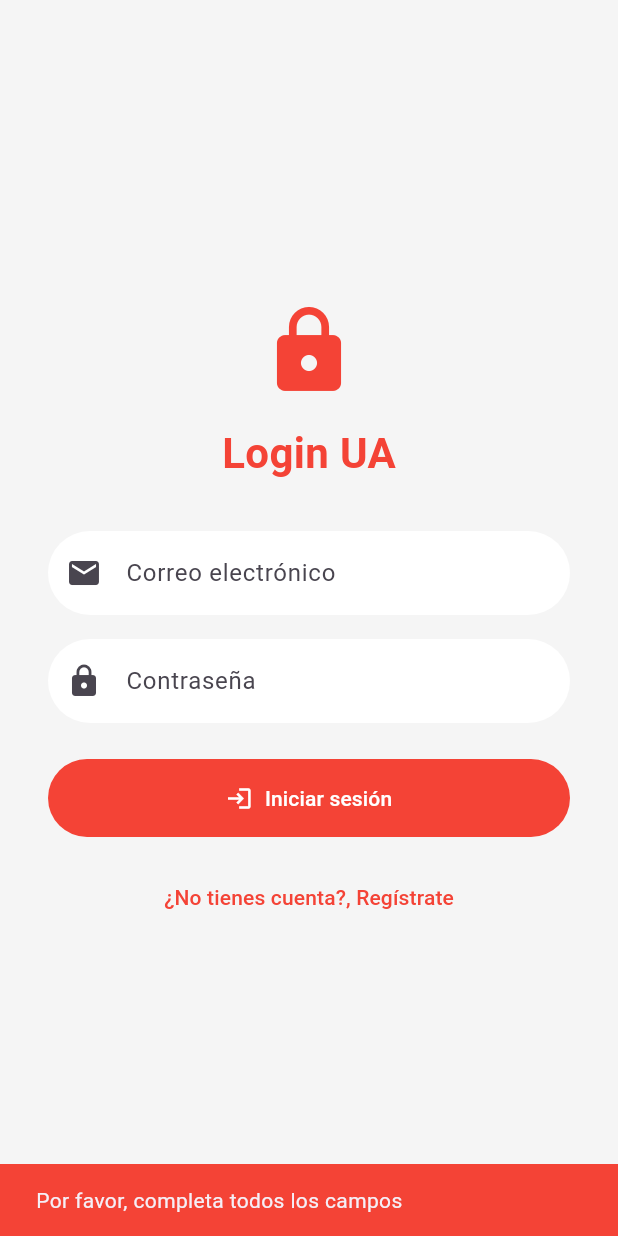
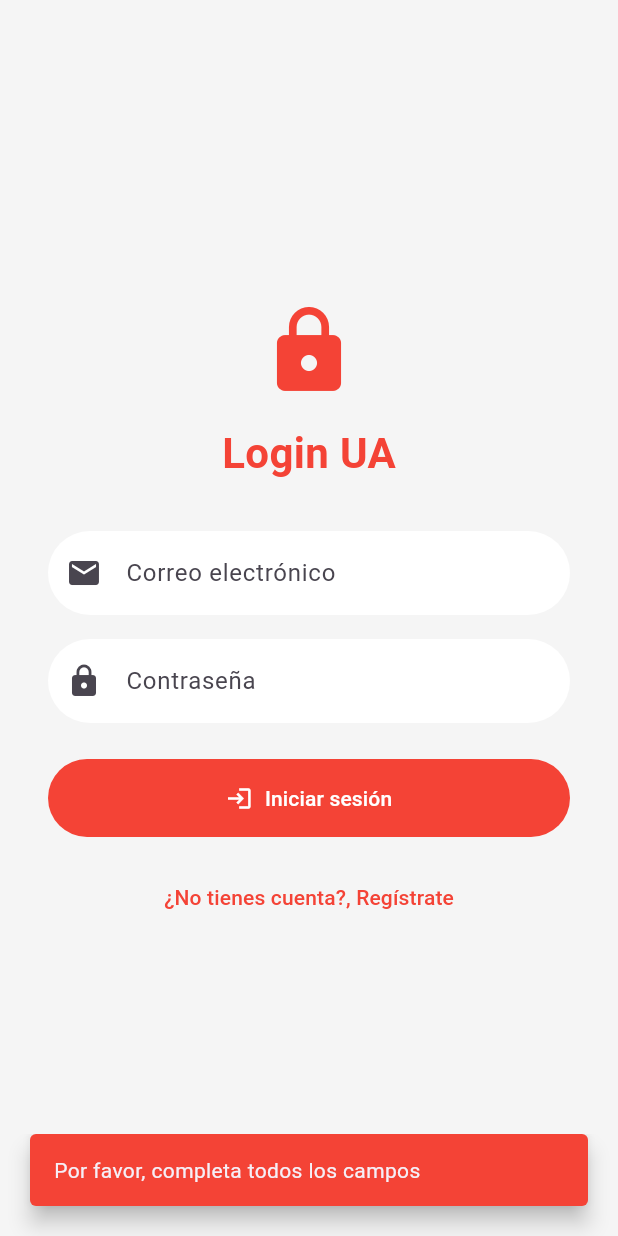
Before and after one commit to KnightBenji/command_app_ft, a Flutter app: the screen it shows after launch, after a tap on "Iniciar sesión", on a phone screen of 412 x 824 dp. Run offline on Flutter 3.47's test engine with Material 3 defaults, Android fonts, the phone set to English and light mode, and no system bars; our stand-ins replace firebase_auth, firebase_core; accounts and stored records are empty.

Commit message:
verificacion con correo

```diff
--- a/lib/main.dart
+++ b/lib/main.dart
@@ -1,10 +1,13 @@
 import 'package:flutter/material.dart';
 import 'package:command_app_ft/screens/login_page.dart';
 import 'package:command_app_ft/screens/register_page.dart';
+import 'package:command_app_ft/screens/verification_mail_page.dart';
+
 
 /* Importar librerias de firebase */
 import 'package:firebase_core/firebase_core.dart';
 import 'firebase_options.dart';
+
 
 void main() async {
   WidgetsFlutterBinding.ensureInitialized();
@@ -24,6 +27,7 @@ class MyApp extends StatelessWidget {
       routes: {
         '/': (context) => const LoginPage(),
         '/register': (context) => const RegisterPage(),
+        '/verifyEmail': (context) => const VerificationMailPage(),
       },
     );
   }
--- a/lib/screens/login_page.dart
+++ b/lib/screens/login_page.dart
@@ -1,5 +1,4 @@
 import 'package:flutter/material.dart';
-
 /* Firebase auth */
 import 'package:firebase_auth/firebase_auth.dart';
 
@@ -11,14 +10,12 @@ class LoginPage extends StatefulWidget {
 }
 
 class _LoginPageState extends State<LoginPage> {
-  //Controladores de texto para los textfields
+  // Controladores de texto para los textfields
   final TextEditingController _emailController = TextEditingController();
   final TextEditingController _passwordController = TextEditingController();
 
-  /* Libera los recursos que usa el controllador */
   @override
   void dispose() {
-    // TODO: implement dispose
     _emailController.dispose();
     _passwordController.dispose();
     super.dispose();
@@ -36,7 +33,7 @@ class _LoginPageState extends State<LoginPage> {
               mainAxisAlignment: MainAxisAlignment.center,
               children: [
                 const Icon(Icons.lock, size: 64, color: Colors.red),
-                SizedBox(height: 16), // Espacio de separación
+                const SizedBox(height: 16),
                 const Text(
                   "Login UA",
                   style: TextStyle(
@@ -45,7 +42,7 @@ class _LoginPageState extends State<LoginPage> {
                     color: Colors.red,
                   ),
                 ),
-                SizedBox(height: 32),
+                const SizedBox(height: 32),
                 // Campo de texto para el correo del usuario
                 TextField(
                   controller: _emailController,
@@ -61,11 +58,11 @@ class _LoginPageState extends State<LoginPage> {
                     ),
                   ),
                 ),
-                SizedBox(height: 16),
+                const SizedBox(height: 16),
                 // Campo de texto para la contraseña del usuario
                 TextField(
                   controller: _passwordController,
-                  obscureText: true, // Oculta el texto ingresado,
+                  obscureText: true,
                   decoration: InputDecoration(
                     labelText: "Contraseña",
                     prefixIcon: Icon(Icons.lock),
@@ -77,8 +74,8 @@ class _LoginPageState extends State<LoginPage> {
                     ),
                   ),
                 ),
-                SizedBox(height: 24),
-                //Boton que ocupa todo el ancho de la pantalla
+                const SizedBox(height: 24),
+                // Botón que ocupa todo el ancho de la pantalla
                 SizedBox(
                   width: double.infinity,
                   child: FilledButton.icon(
@@ -88,16 +85,15 @@ class _LoginPageState extends State<LoginPage> {
                         _passwordController.text,
                       );
                     },
-                    icon: Icon(Icons.login),
-                    label: Text("Iniciar sesión"),
+                    icon: const Icon(Icons.login),
+                    label: const Text("Iniciar sesión"),
                     style: FilledButton.styleFrom(
                       backgroundColor: Colors.red,
-                      padding: EdgeInsets.symmetric(vertical: 16),
+                      padding: const EdgeInsets.symmetric(vertical: 16),
                     ),
                   ),
                 ),
-
-                SizedBox(height: 16),
+                const SizedBox(height: 16),
                 TextButton(
                   onPressed: () {
                     Navigator.pushNamed(context, '/register');
@@ -121,6 +117,8 @@ class _LoginPageState extends State<LoginPage> {
         const SnackBar(
           content: Text("Por favor, completa todos los campos"),
           backgroundColor: Colors.red,
+          behavior: SnackBarBehavior.floating,
+          margin: EdgeInsets.only(bottom: 20, left: 20, right: 20),
         ),
       );
       return;
@@ -131,25 +129,51 @@ class _LoginPageState extends State<LoginPage> {
         email: email,
         password: password,
       );
-      //Mostrar una vista de exito
-      showDialog(context: context, builder: (BuildContext context) {
-          return AlertDialog(
-            title: Text("Inicio de sesión exitoso"),
-            content: Text("Bienvenido a la aplicación"),
-            actions: [
-              TextButton(onPressed: (){
-                Navigator.of(context).pop();
-              }, child: Text("OK"))
-            ],
-          );
-      });
-
+      if (credential.user?.emailVerified ?? false) {
+        // Acceso permitido: muestra SnackBar de éxito y luego navega
+        ScaffoldMessenger.of(context).showSnackBar(
+          const SnackBar(
+            content: Text("Inicio de sesión exitoso. Bienvenido a la aplicación."),
+            backgroundColor: Colors.green,
+            duration: Duration(seconds: 2),
+            behavior: SnackBarBehavior.floating,
+            margin: EdgeInsets.only(bottom: 20, left: 20, right: 20),
+          ),
+        );
+        // Espera que el usuario vea el mensaje antes de navegar
+        await Future.delayed(const Duration(seconds: 2));
+        // Aquí puedes navegar a tu página principal si lo deseas:
+        // Navigator.pushReplacementNamed(context, '/home');
+      } else {
+        // No está verificado
+        ScaffoldMessenger.of(context).showSnackBar(
+          const SnackBar(
+            content: Text("Debes verificar tu correo antes de ingresar."),
+            backgroundColor: Colors.red,
+            behavior: SnackBarBehavior.floating,
+            margin: EdgeInsets.only(bottom: 20, left: 20, right: 20),
+          ),
+        );
+        await Future.delayed(const Duration(seconds: 2));
+        Navigator.pushReplacementNamed(context, '/verifyEmail');
+      }
     } on FirebaseAuthException catch (e) {
+      String msg = "Error desconocido";
       if (e.code == 'user-not-found') {
-        print('No user found for that email.');
+        msg = 'No existe usuario con ese correo.';
       } else if (e.code == 'wrong-password') {
-        print('Wrong password provided for that user.');
+        msg = 'Contraseña incorrecta.';
+      } else if (e.message != null) {
+        msg = e.message!;
       }
+      ScaffoldMessenger.of(context).showSnackBar(
+        SnackBar(
+          content: Text(msg),
+          backgroundColor: Colors.red,
+          behavior: SnackBarBehavior.floating,
+          margin: EdgeInsets.only(bottom: 20, left: 20, right: 20),
+        ),
+      );
     }
   }
 }
```
Also changed, not shown: lib/screens/register_page.dart (+10 -13 lines), lib/screens/verification_mail_page.dart (added, +125 -0 lines).
